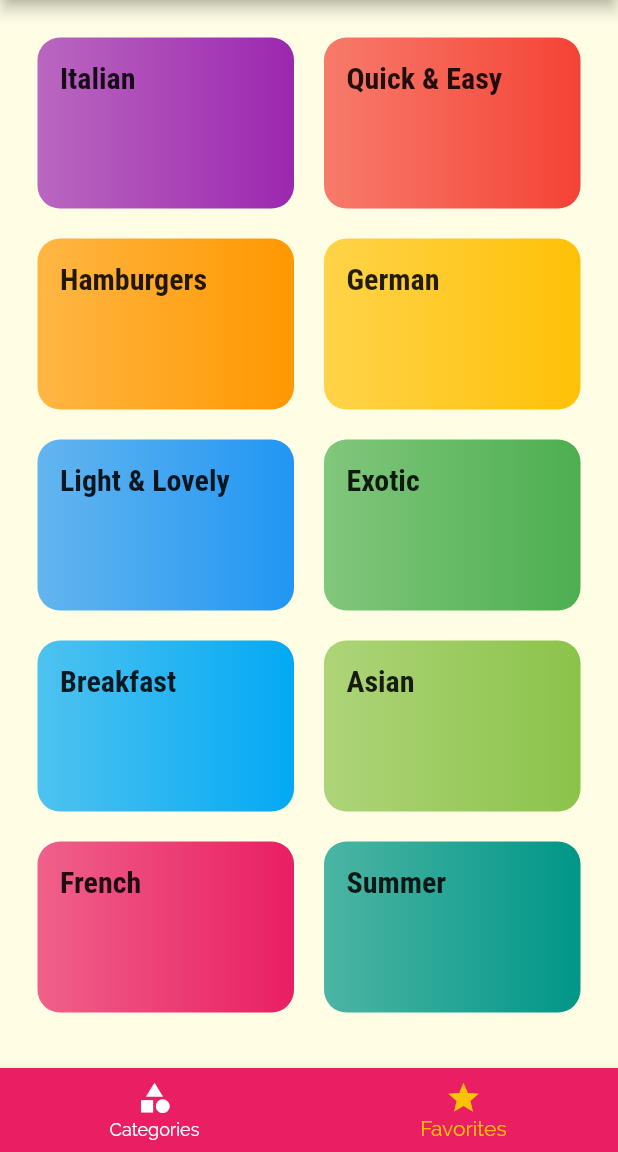
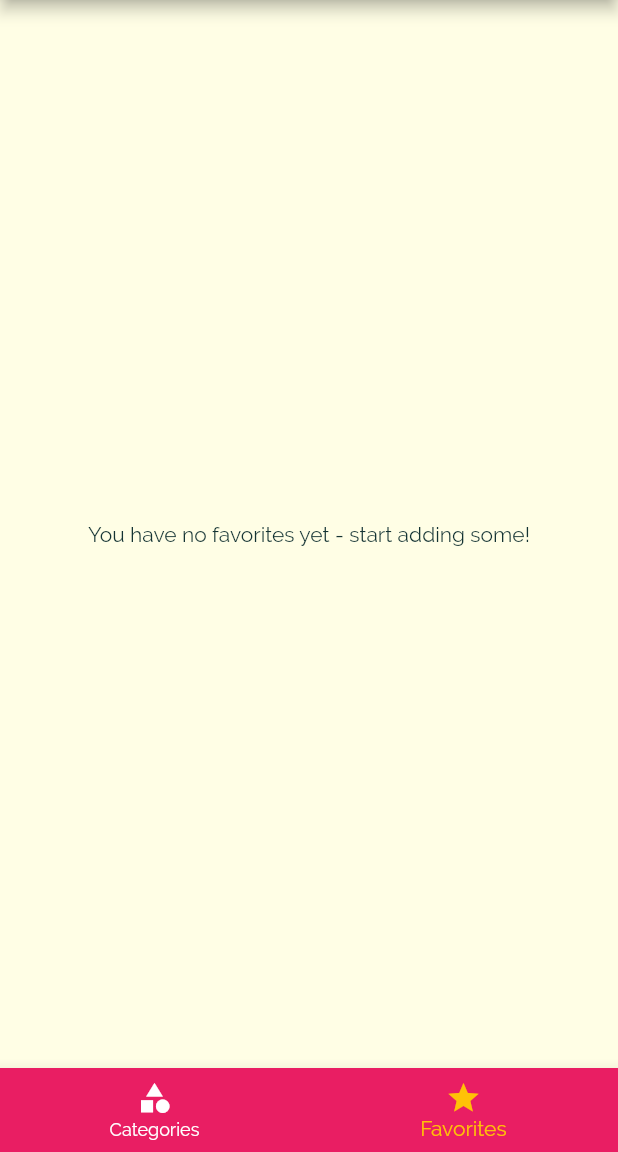
Before and after one commit to a7md0/FlutterMealsApp, a Flutter app: the screen it shows after launch, item 2 of the bottom bar chosen, on a phone screen of 412 x 824 dp, the part 84-1236 px from its top. Run offline on Flutter 3.47's test engine with Material 2 defaults, Android fonts, the phone set to English and light mode, and no system bars.

```diff
--- a/lib/main.dart
+++ b/lib/main.dart
@@ -22,6 +22,7 @@ class _MyAppState extends State<MyApp> {
     'vegan': false,
   };
   List<Meal> _availableMeals = DUMMY_MEALS;
+  List<Meal> _favoriteMeals = [];
 
   @override
   Widget build(BuildContext context) {
@@ -47,9 +48,9 @@ class _MyAppState extends State<MyApp> {
             ),
       ),
       routes: {
-        '/': (ctx) => TabsScreen(),
+        '/': (ctx) => TabsScreen(_favoriteMeals, _toggleFavorite),
         CategoryMealsScreen.routeName: (ctx) => CategoryMealsScreen(_availableMeals),
-        MealDetailScreen.routeName: (ctx) => MealDetailScreen(),
+        MealDetailScreen.routeName: (ctx) => MealDetailScreen(_toggleFavorite, _isMealFavorite),
         FiltersScreen.routeName: (ctx) => FiltersScreen(
               filters: _filters,
               saveFilters: _setFilters,
@@ -80,4 +81,20 @@ class _MyAppState extends State<MyApp> {
       }).toList();
     });
   }
+
+  void _toggleFavorite(Meal meal) {
+    final idx = _favoriteMeals.indexWhere((m) => m.id == meal.id);
+
+    setState(() {
+      if (idx >= 0) {
+        _favoriteMeals.removeAt(idx);
+      } else {
+        _favoriteMeals.add(meal);
+      }
+    });
+  }
+
+  bool _isMealFavorite(Meal meal) {
+    return _favoriteMeals.any((m) => m.id == meal.id);
+  }
 }
--- a/lib/screens/category_meals_screen.dart
+++ b/lib/screens/category_meals_screen.dart
@@ -41,7 +41,11 @@ class _CategoryMealsScreenState extends State<CategoryMealsScreen> {
       body: ListView.builder(
         itemCount: displayedMeals.length,
         itemBuilder: (ctx, idx) {
-          return MealItem(meal: displayedMeals[idx], removeMeal: _removeMeal);
+          return MealItem(
+            meal: displayedMeals[idx],
+            // removeMeal: _removeMeal,
+            favoriteMeal: () {},
+          );
         },
       ),
     );
--- a/lib/screens/favorites_screen.dart
+++ b/lib/screens/favorites_screen.dart
@@ -1,20 +1,31 @@
 import 'package:flutter/material.dart';
+import 'package:meals_app/models/meal.dart';
+import 'package:meals_app/widgets/meal_item.dart';
 
-import '../dummy_data.dart';
 import '../widgets/category_item.dart';
 
 class FavoritesScreen extends StatelessWidget {
+  final List<Meal> favoriteMeals;
+  final Function toggleFavorite;
+
+  FavoritesScreen(this.favoriteMeals, this.toggleFavorite);
+
   @override
   Widget build(BuildContext context) {
-    return GridView(
-      padding: const EdgeInsets.all(25),
-      children: DUMMY_CATEGORIES.map((cat) => CategoryItem(cat)).toList(),
-      gridDelegate: SliverGridDelegateWithMaxCrossAxisExtent(
-        maxCrossAxisExtent: 200,
-        childAspectRatio: 3 / 2,
-        crossAxisSpacing: 20,
-        mainAxisSpacing: 20,
-      ),
+    if (favoriteMeals.isEmpty) {
+      return Center(
+        child: Text('You have no favorites yet - start adding some!'),
+      );
+    }
+
+    return ListView.builder(
+      itemCount: favoriteMeals.length,
+      itemBuilder: (ctx, idx) {
+        return MealItem(
+          meal: favoriteMeals[idx],
+          favoriteMeal: (meal) => toggleFavorite(meal),
+        );
+      },
     );
   }
 }
--- a/lib/screens/tabs_screen.dart
+++ b/lib/screens/tabs_screen.dart
@@ -1,20 +1,33 @@
 import 'package:flutter/material.dart';
+import 'package:meals_app/models/meal.dart';
 import 'package:meals_app/widgets/main_drawer.dart';
 
 import './categories_screen.dart';
 import './favorites_screen.dart';
 
 class TabsScreen extends StatefulWidget {
+  final List<Meal> favoriteMeals;
+  final Function toggleFavorite;
+
+  TabsScreen(this.favoriteMeals, this.toggleFavorite);
+
   @override
   _TabsScreenState createState() => _TabsScreenState();
 }
 
 class _TabsScreenState extends State<TabsScreen> {
-  final List<Map<String, Object>> _tabs = [
-    {'page': CategoriesScreen(), 'title': 'Categories'},
-    {'page': FavoritesScreen(), 'title': 'Favorites'},
-  ];
+  List<Map<String, Object>> _tabs;
   int _activeTabIdx = 0;
+
+  @override
+  void initState() {
+    super.initState();
+
+    _tabs = [
+      {'page': CategoriesScreen(), 'title': 'Categories'},
+      {'page': FavoritesScreen(widget.favoriteMeals, widget.toggleFavorite), 'title': 'Favorites'},
+    ];
+  }
 
   @override
   Widget build(BuildContext context) {
```
Also changed, not shown: lib/screens/meal_detail_screen.dart (+7 -4 lines), lib/widgets/meal_item.dart (+5 -3 lines).
